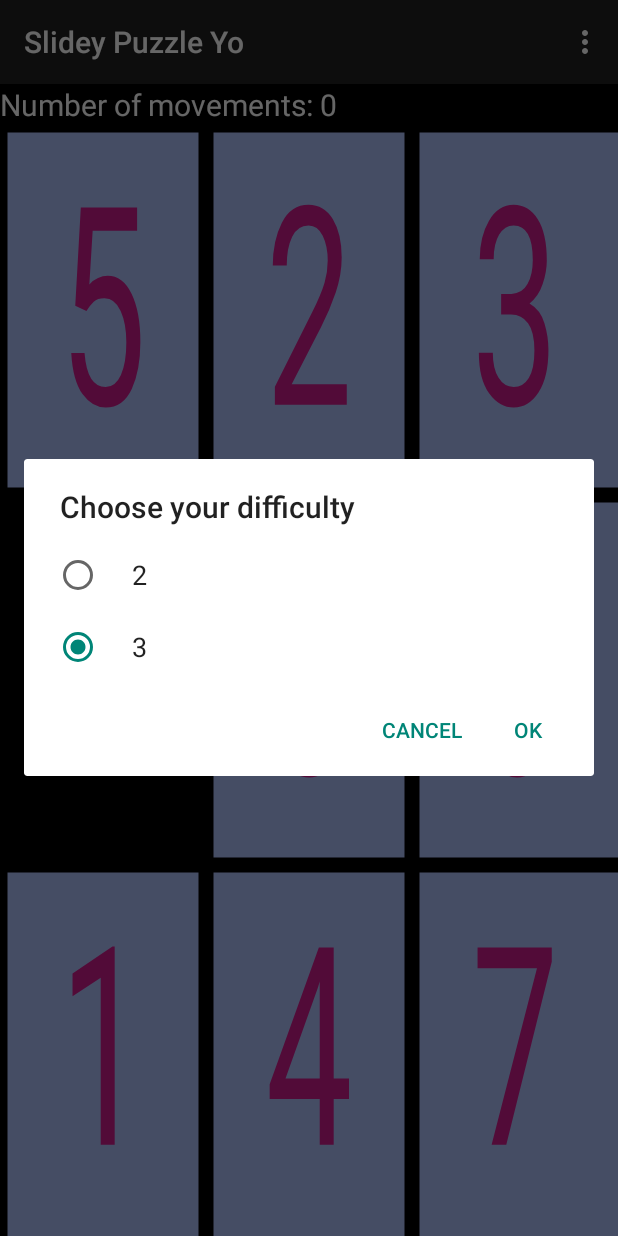
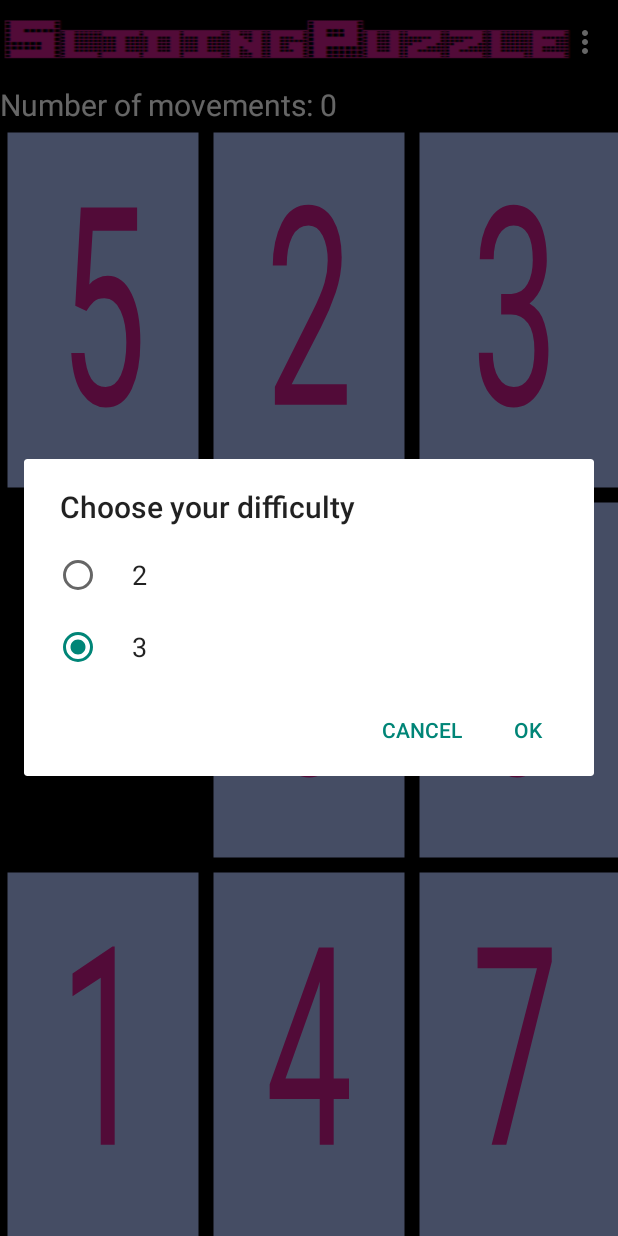
Before and after one commit to Codyonesock/Sliding-Puzzle, an Android app: the screen it shows after launch (MainActivity), in the options menu, after a tap on "Difficulty", on a phone screen of 412 x 824 dp. Run offline under Robolectric (Android 15) with nearby library versions, the phone set to English and light mode, and no system bars.

Commit message:
add some ui and put strings in xml

```diff
--- a/app/src/main/AndroidManifest.xml
+++ b/app/src/main/AndroidManifest.xml
@@ -7,7 +7,7 @@
         android:icon="@mipmap/ic_launcher"
         android:label="@string/app_name"
         android:supportsRtl="true"
-        android:theme="@style/AppTheme">
+        android:theme="@style/custom_theme">
         <activity android:name=".MainActivity" android:configChanges="orientation|screenSize">
             <intent-filter>
                 <action android:name="android.intent.action.MAIN" />
--- a/app/src/main/java/com/example/codyonesock/slideypuzzle/MainActivity.java
+++ b/app/src/main/java/com/example/codyonesock/slideypuzzle/MainActivity.java
@@ -68,13 +68,13 @@ public class MainActivity extends AppCompatActivity {
         switch (item.getItemId()) {
             //make a new game
             case R.id.newGame:
-                new AlertDialog.Builder(this).setTitle("New Game").setMessage("Click to start a new game")
+                new AlertDialog.Builder(this).setTitle(R.string.newGame).setMessage(R.string.newMessage)
                         //yes button starts a new game and mixes and resets counter text
                         .setPositiveButton(android.R.string.yes, new DialogInterface.OnClickListener() {
                             @Override
                             public void onClick(DialogInterface dialog, int which) {
                                 frame.mixBlocks();
-                                counter.setText("Number of Movements: 0");
+                                counter.setText(R.string.counter);
                                 frameView.invalidate();
                             }
                         })
@@ -112,7 +112,7 @@ public class MainActivity extends AppCompatActivity {
         this.viewGroup.removeView(frameView);
         this.frameView = new FrameView(this, frame);
         this.viewGroup.addView(frameView);
-        this.counter.setText("Number of movements: 0");
+        this.counter.setText(R.string.counter);
     }
 
     //the frame change listener for all potential positions at any point
@@ -124,7 +124,7 @@ public class MainActivity extends AppCompatActivity {
         @Override
         public void solved(int blockMoveCounter) {
             counter.setText("Solved In " + Integer.toString(blockMoveCounter) + " moves!");
-            Toast.makeText(getApplicationContext(), "You won!", Toast.LENGTH_SHORT).show();
+            Toast.makeText(getApplicationContext(), R.string.win, Toast.LENGTH_SHORT).show();
         }
     };
     //---------------------------------------------------------------------------difficulty class
@@ -151,7 +151,7 @@ public class MainActivity extends AppCompatActivity {
         public Dialog onCreateDialog(Bundle savedInstanceState) {
             AlertDialog.Builder builder = new AlertDialog.Builder(getActivity());
             // Set the dialog title
-            builder.setTitle("Choose your difficulty")
+            builder.setTitle(R.string.choose)
                     .setSingleChoiceItems(R.array.difficulty, this.size - 2, new DialogInterface.OnClickListener() {
                                 @Override
                                 public void onClick(DialogInterface dialog, int which) {
@@ -159,14 +159,14 @@ public class MainActivity extends AppCompatActivity {
                                 }
                             })
                     //ok button
-                    .setPositiveButton("Ok", new DialogInterface.OnClickListener() {
+                    .setPositiveButton(R.string.ok, new DialogInterface.OnClickListener() {
                                 @Override
                                 public void onClick(DialogInterface dialog, int id) {
                                     ((MainActivity) getActivity()).difficulty(getSize());
                                 }
                             })
                     //cancel button
-                    .setNegativeButton("Cancel", new DialogInterface.OnClickListener() {
+                    .setNegativeButton(R.string.cancel, new DialogInterface.OnClickListener() {
                                 @Override
                                 public void onClick(DialogInterface dialog, int id) {
                                     dialog.cancel();
--- a/app/src/main/res/layout/main.xml
+++ b/app/src/main/res/layout/main.xml
@@ -12,5 +12,6 @@
         android:id="@+id/txtCounter"
         android:layout_width="fill_parent"
         android:layout_height="wrap_content"
-        android:saveEnabled="true"/>
+        android:saveEnabled="true"
+        android:text="Number of Movements: "/>
 </LinearLayout>
--- a/app/src/main/res/values/strings.xml
+++ b/app/src/main/res/values/strings.xml
@@ -1,9 +1,18 @@
 <resources>
-    <string name="app_name">Slidey Puzzle Yo</string>
+    <string name="app_name">""</string>
     <string name="newGame">New Game</string>
     <string name="difficulty">Difficulty</string>
     <string name="instructions">Instructions</string>
     <string name="yes">Yes</string>
     <string name="txtInstruction">The objective of the game is to slide the Blocks in a correct row starting from the top left and ending in the second last keeping the bottom right of the puzzle the empty space</string>
     <string name="txtMoved">Times you\'ve moved: </string>
+    <string name="counter">Number of movements: 0</string>
+    <string name="counterTwo">Number of movements: %1$s</string>
+    <string name="solved">Solved In </string>
+    <string name="moves"> moves!</string>
+    <string name="win">You Won\!</string>
+    <string name="choose">Choose your difficulty</string>
+    <string name="ok">OK</string>
+    <string name="cancel">Cancel</string>
+    <string name="newMessage">Click to start a new game</string>
 </resources>
--- a/app/src/main/res/values/styles.xml
+++ b/app/src/main/res/values/styles.xml
@@ -7,4 +7,12 @@
     <style name="AppCounter" parent="Theme.AppCompat.Dialog">
 
     </style>
+
+    <style name="custom_theme" parent="@style/Theme.AppCompat.Light.DarkActionBar">
+        <item name="actionBarStyle">@style/myActionBar</item>
+    </style>
+
+    <style name="myActionBar" parent="Widget.AppCompat.Light.ActionBar.Solid.Inverse">
+        <item name="background">@drawable/title</item>
+    </style>
 </resources>
```
Also changed, not shown: app/src/main/res/layout/counter.xml (+5 -4 lines), app/src/main/res/drawable/title.png (added), 1 other file.
